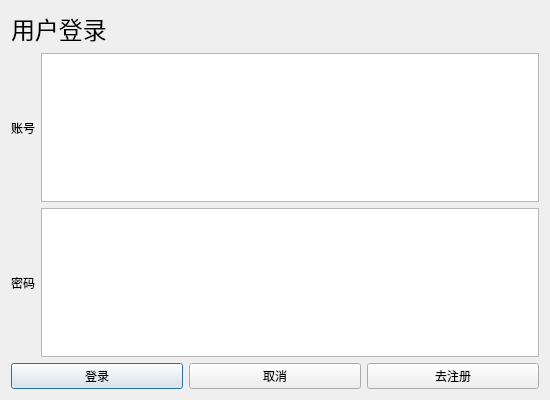
Old version of the form UI/userlogin.ui in the repository Nisiyama-Suzune/train-ticket-system.
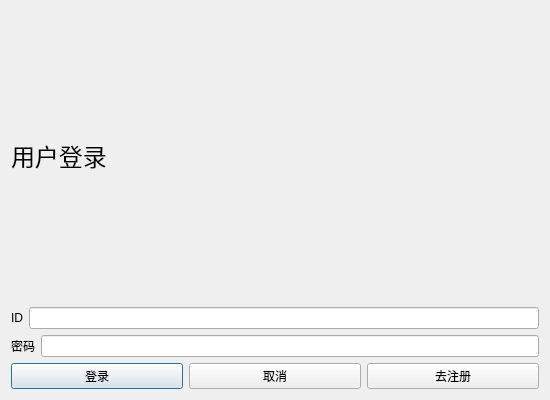
New version of the form.

```diff
--- a/UI/userlogin.ui
+++ b/UI/userlogin.ui
@@ -32,12 +32,12 @@
      <item>
       <widget class="QLabel" name="label_2">
        <property name="text">
-        <string>账号</string>
+        <string>ID</string>
        </property>
       </widget>
      </item>
      <item>
-      <widget class="QTextEdit" name="textEdit"/>
+      <widget class="QLineEdit" name="userLineEdit"/>
      </item>
     </layout>
    </item>
@@ -51,7 +51,7 @@
       </widget>
      </item>
      <item>
-      <widget class="QTextEdit" name="textEdit_2"/>
+      <widget class="QLineEdit" name="pwdLineEdit"/>
      </item>
     </layout>
    </item>
```
Left out of the diff: 4 changed lines with no effect on the pictures.
